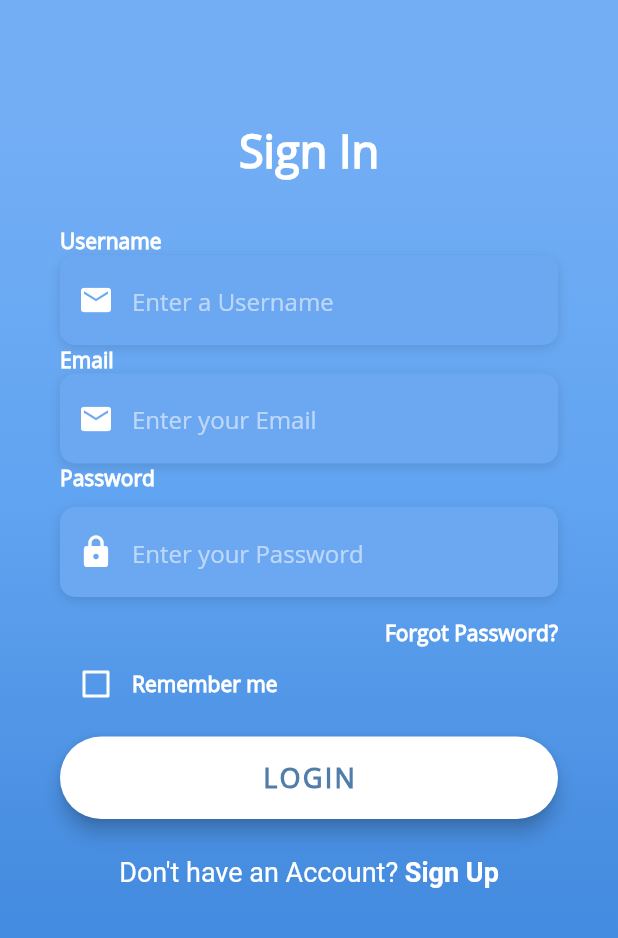
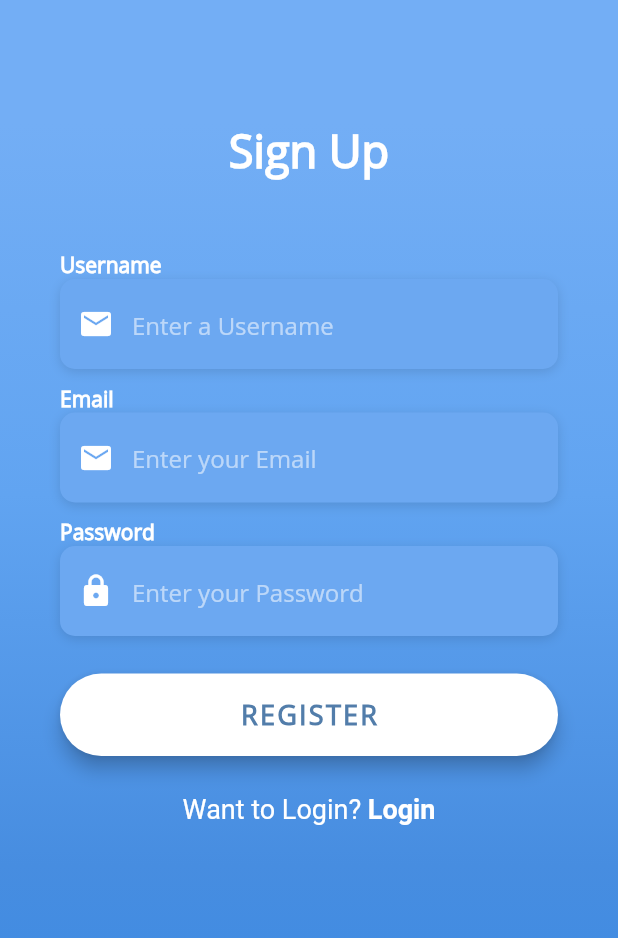
Before and after one commit to SolomonRosemite/Flutter-TellYea, a Flutter app: the LoginScreen screen opened directly, on a phone screen of 412 x 824 dp. Shown: the top 938 px of the screen. Run offline on Flutter 3.47's test engine with Material 2 defaults, Android fonts, the phone set to English and light mode, and no system bars; our stand-ins replace shared_preferences; missing offline and left inert: backendless_sdk; accounts and stored records are empty.

Commit message:
Login Complete

```diff
--- a/tellyea/lib/backend/backend.dart
+++ b/tellyea/lib/backend/backend.dart
@@ -47,11 +47,14 @@ class Backend {
     }
   }
 
-  static Future registerUserWithGoogle() {}
-
-  static Future<void> loginUser(String username, String password) async {
-    await Backendless.userService.login(username, password);
-    userLoaded = true;
+  static Future<bool> loginUser(String email, String password) async {
+    try {
+      await Backendless.userService.login(email, password);
+      userLoaded = true;
+      return true;
+    } catch (e) {
+      return false;
+    }
   }
 
   static Future<List<Map<dynamic, dynamic>>> readTable(String tableName) async {
--- a/tellyea/lib/common/theme.dart
+++ b/tellyea/lib/common/theme.dart
@@ -1,5 +1,6 @@
 import 'package:flutter/material.dart';
 
+//TODO: Add one main Font
 ///colors
 class ColorSchemes {
   static const Color primaryColor = Color(0xFF3F47F4);
--- a/tellyea/lib/main.dart
+++ b/tellyea/lib/main.dart
@@ -23,8 +23,8 @@ void loginUser() async {
   await MySharedPreferences.initialize();
 
   // If the user has already logged in before.
-  if (MySharedPreferences.getString('username') != null) {
-    Backend.loginUser(MySharedPreferences.getString('username'), MySharedPreferences.getString('password'));
+  if (MySharedPreferences.getString('email') != null) {
+    Backend.loginUser(MySharedPreferences.getString('email'), MySharedPreferences.getString('password'));
     return;
   }
   loadLoginScreen = true;
--- a/tellyea/lib/pages/login/screens/login_screen.dart
+++ b/tellyea/lib/pages/login/screens/login_screen.dart
@@ -1,5 +1,7 @@
 import 'package:TellYea/pages/login/utilities/constants.dart';
+import 'package:TellYea/backend/SharedPreferences.dart';
 import 'package:TellYea/backend/Backend.dart';
+
 import 'package:flutter/material.dart';
 import 'package:flutter/services.dart';
 
@@ -11,24 +13,22 @@ class LoginScreen extends StatefulWidget {
 }
 
 class _LoginScreenState extends State<LoginScreen> {
-  bool _rememberMe = false;
+  // User Data
   String _username = "";
   String _email = "";
   String _password = "";
 
+  // UI Stuff
   bool _loginButtonClick = false;
+  bool _showLogin = false;
+
+  String alertMessage = "";
 
   void registerUser() async {
-    // TODO: Login User here if username (email) is correct and pop
-    // If not tell the user
-
-    // While We wait for the response we dont want so send another one.
-    // Thats why we retrun if we get another button click
     if (_loginButtonClick == true) {
       return;
     }
 
-    //
     _loginButtonClick = true;
     _email = _email.trimRight();
     _email = _email.trimLeft();
@@ -48,35 +48,78 @@ class _LoginScreenState extends State<LoginScreen> {
       return;
     }
 
-    print(_username);
-    print(_email);
-    print(_password);
+    if (_password.isEmpty) {
+      alertUser('Please fill in a Password');
+      return;
+    }
 
     for (Map item in await Backend.readTable('TellYeaUsers')) {
       if (_username.toLowerCase() == item['username'].toLowerCase()) {
-        alertUser('Username Already Exists');
+        alertUser('Username is taken');
         return;
       }
     }
 
-    bool x = await Backend.registerUser(_username, _email, _password);
-    print(x);
-    _loginButtonClick = false;
-    // if (x) {
-    //   //  Navigator.pop(context);
-    //   return;
-    // }
+    bool registeredSuccessfully = await Backend.registerUser(_username, _email, _password);
+    print(registeredSuccessfully);
+
+    if (registeredSuccessfully == true) {
+      saveToSharedPreferences();
+      Navigator.pop(context);
+      return;
+    }
+
+    alertUser('Something went wrong. Try restarting the App');
+
+    Backend.save('Reports', {
+      'context': 'Something went wrong here. File: login_screen Method: registerUser'
+    });
   }
 
-  // TODO: AlertUser Message
+  void loginUser() async {
+    if (_loginButtonClick == true) {
+      return;
+    }
+
+    _loginButtonClick = true;
+    _email = _email.trimRight();
+    _email = _email.trimLeft();
+
+    if (!_email.contains('@') || !_email.contains('.')) {
+      alertUser('Email is not valid');
+      return;
+    }
+
+    if (_password.isEmpty) {
+      alertUser('Please fill in a Password');
+      return;
+    }
+
+    if (await Backend.loginUser(_email, _password) == true) {
+      saveToSharedPreferences();
+      return;
+    }
+    alertUser('Email or Password seems to be not right\nTry again');
+  }
+
+  void saveToSharedPreferences() {
+    MySharedPreferences.setString('email', _email);
+    MySharedPreferences.setString('password', _password);
+  }
+
   void alertUser(String context) {
     // Here we Alert the user if something didn't go right.
-    // Example: Username is taken...
+    // Example: Username is taken..
+    setState(() {
+      alertMessage = context;
+    });
     _loginButtonClick = false;
-    print(context);
   }
 
   Widget _buildUsernameTF() {
+    if (_showLogin) {
+      return SizedBox.shrink();
+    }
     return Column(
       crossAxisAlignment: CrossAxisAlignment.start,
       children: <Widget>[
@@ -114,6 +157,7 @@ class _LoginScreenState extends State<LoginScreen> {
     return Column(
       crossAxisAlignment: CrossAxisAlignment.start,
       children: <Widget>[
+        SizedBox(height: 10.0),
         Text(
           'Email',
           style: kLabelStyle,
@@ -149,11 +193,11 @@ class _LoginScreenState extends State<LoginScreen> {
     return Column(
       crossAxisAlignment: CrossAxisAlignment.start,
       children: <Widget>[
+        SizedBox(height: 10.0),
         Text(
           'Password',
           style: kLabelStyle,
         ),
-        SizedBox(height: 10.0),
         Container(
           alignment: Alignment.centerLeft,
           decoration: kBoxDecorationStyle,
@@ -181,48 +225,32 @@ class _LoginScreenState extends State<LoginScreen> {
     );
   }
 
-  Widget _buildForgotPasswordBtn() {
-    return Container(
-      alignment: Alignment.centerRight,
-      child: FlatButton(
-        onPressed: () => print('Forgot Password Button Pressed'),
-        padding: EdgeInsets.only(right: 0.0),
-        child: Text(
-          'Forgot Password?',
-          style: kLabelStyle,
-        ),
-      ),
-    );
-  }
-
-  Widget _buildRememberMeCheckbox() {
-    return Container(
-      height: 20.0,
-      child: Row(
-        children: <Widget>[
-          Theme(
-            data: ThemeData(unselectedWidgetColor: Colors.white),
-            child: Checkbox(
-              value: _rememberMe,
-              checkColor: Colors.green,
-              activeColor: Colors.white,
-              onChanged: (value) {
-                setState(() {
-                  _rememberMe = value;
-                });
-              },
+  Widget _buildRegisterBtn() {
+    if (_showLogin) {
+      return Container(
+        padding: EdgeInsets.symmetric(vertical: 25.0),
+        width: double.infinity,
+        child: RaisedButton(
+          elevation: 5.0,
+          onPressed: () => loginUser(),
+          padding: EdgeInsets.all(15.0),
+          shape: RoundedRectangleBorder(
+            borderRadius: BorderRadius.circular(30.0),
+          ),
+          color: Colors.white,
+          child: Text(
+            'Login'.toUpperCase(),
+            style: TextStyle(
+              color: Color(0xFF527DAA),
+              letterSpacing: 1.5,
+              fontSize: 18.0,
+              fontWeight: FontWeight.bold,
+              fontFamily: 'OpenSans',
             ),
           ),
-          Text(
-            'Remember me',
-            style: kLabelStyle,
-          ),
-        ],
-      ),
-    );
-  }
-
-  Widget _buildLoginBtn() {
+        ),
+      );
+    }
     return Container(
       padding: EdgeInsets.symmetric(vertical: 25.0),
       width: double.infinity,
@@ -235,7 +263,7 @@ class _LoginScreenState extends State<LoginScreen> {
         ),
         color: Colors.white,
         child: Text(
-          'LOGIN',
+          'Register'.toUpperCase(),
           style: TextStyle(
             color: Color(0xFF527DAA),
             letterSpacing: 1.5,
@@ -248,14 +276,41 @@ class _LoginScreenState extends State<LoginScreen> {
     );
   }
 
-  Widget _buildSignupBtn() {
+  Widget _buildLoginBtn() {
+    if (_showLogin) {
+      return GestureDetector(
+        onTap: () => switchPage(),
+        child: RichText(
+          text: TextSpan(
+            children: [
+              TextSpan(
+                text: 'Want to Sign Up? ',
+                style: TextStyle(
+                  color: Colors.white,
+                  fontSize: 18.0,
+                  fontWeight: FontWeight.w400,
+                ),
+              ),
+              TextSpan(
+                text: 'Sign Up',
+                style: TextStyle(
+                  color: Colors.white,
+                  fontSize: 18.0,
+                  fontWeight: FontWeight.bold,
+                ),
+              ),
+            ],
+          ),
+        ),
+      );
+    }
     return GestureDetector(
-      onTap: () => print('Sign Up Button Pressed'),
+      onTap: () => switchPage(),
       child: RichText(
         text: TextSpan(
           children: [
             TextSpan(
-              text: 'Don\'t have an Account? ',
+              text: 'Want to Login? ',
               style: TextStyle(
                 color: Colors.white,
                 fontSize: 18.0,
@@ -263,7 +318,7 @@ class _LoginScreenState extends State<LoginScreen> {
               ),
             ),
             TextSpan(
-              text: 'Sign Up',
+              text: 'Login',
               style: TextStyle(
                 color: Colors.white,
                 fontSize: 18.0,
@@ -274,6 +329,12 @@ class _LoginScreenState extends State<LoginScreen> {
         ),
       ),
     );
+  }
+
+  void switchPage() {
+    setState(() {
+      _showLogin = !_showLogin;
+    });
   }
 
   @override
@@ -323,7 +384,7 @@ class _LoginScreenState extends State<LoginScreen> {
                       mainAxisAlignment: MainAxisAlignment.center,
                       children: <Widget>[
                         Text(
-                          'Sign In',
+                          _showLogin ? 'Login' : 'Sign Up',
                           style: TextStyle(
                             color: Colors.white,
                             fontFamily: 'OpenSans',
@@ -332,13 +393,15 @@ class _LoginScreenState extends State<LoginScreen> {
                           ),
                         ),
                         SizedBox(height: 30.0),
+                        Text(
+                          alertMessage,
+                          style: TextStyle(color: Colors.red),
+                        ),
                         _buildUsernameTF(),
                         _buildEmailTF(),
                         _buildPasswordTF(),
-                        _buildForgotPasswordBtn(),
-                        _buildRememberMeCheckbox(),
+                        _buildRegisterBtn(),
                         _buildLoginBtn(),
-                        _buildSignupBtn(),
                       ],
                     ),
                   ),
```
